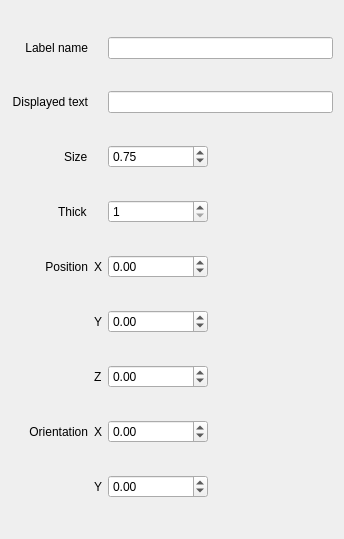
Qt form HCI/ui/LabelObject.ui (limvi-licef/VirtualLabelsAR) before a commit.
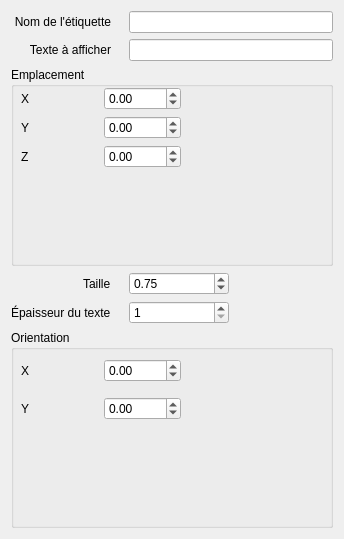
The same form after that commit.

Commit message: GUI: now in french; new welcome screen with 2 buttons for quick access to the functionalities; design is now white; label interface is reorganized; internally, the MainApplication is now based on a QStackedLayout; the video player commands have been changed WARNING: python files are not automamitally generated from ui files. So if you change the ui files, you have to generate the python files manually. In PyCharm, you can find a tutorial here to do it from the IDE: https://www.youtube.com/watch?v=8jI_B0Dnu4E

Patch:
```diff
--- a/HCI/ui/LabelObject.ui
+++ b/HCI/ui/LabelObject.ui
@@ -20,102 +20,131 @@
    <string>Form</string>
   </property>
   <layout class="QGridLayout" name="gridLayout">
-   <item row="5" column="0" alignment="Qt::AlignRight">
-    <widget class="QLabel" name="label_10">
-     <property name="text">
-      <string>Thick</string>
-     </property>
-    </widget>
-   </item>
    <item row="0" column="3">
     <widget class="QLineEdit" name="textLabelName"/>
    </item>
-   <item row="9" column="3">
-    <widget class="QDoubleSpinBox" name="zposInput">
-     <property name="maximumSize">
-      <size>
-       <width>100</width>
-       <height>16777215</height>
-      </size>
-     </property>
-     <property name="minimum">
-      <double>-99.000000000000000</double>
-     </property>
-     <property name="singleStep">
-      <double>0.010000000000000</double>
-     </property>
-    </widget>
-   </item>
-   <item row="6" column="2">
-    <widget class="QLabel" name="label_3">
+   <item row="3" column="0">
+    <widget class="QLabel" name="TextFarLabel">
      <property name="text">
-      <string>X</string>
-     </property>
-    </widget>
-   </item>
-   <item row="11" column="2">
-    <widget class="QLabel" name="label_7">
-     <property name="text">
-      <string>Y</string>
-     </property>
-    </widget>
-   </item>
-   <item row="10" column="0" alignment="Qt::AlignRight">
-    <widget class="QLabel" name="label_2">
-     <property name="text">
-      <string>Orientation</string>
+      <string>Texte à afficher</string>
      </property>
      <property name="alignment">
       <set>Qt::AlignRight|Qt::AlignTrailing|Qt::AlignVCenter</set>
      </property>
     </widget>
    </item>
-   <item row="11" column="3">
-    <widget class="QDoubleSpinBox" name="yorientInput">
-     <property name="maximumSize">
-      <size>
-       <width>100</width>
-       <height>16777215</height>
-      </size>
-     </property>
-     <property name="minimum">
-      <double>-180.000000000000000</double>
-     </property>
-     <property name="maximum">
-      <double>180.000000000000000</double>
-     </property>
-     <property name="singleStep">
-      <double>5.000000000000000</double>
-     </property>
-     <property name="value">
-      <double>0.000000000000000</double>
-     </property>
-    </widget>
+   <item row="3" column="3">
+    <widget class="QLineEdit" name="textDisplayed"/>
    </item>
-   <item row="6" column="3">
-    <widget class="QDoubleSpinBox" name="xposInput">
-     <property name="maximumSize">
-      <size>
-       <width>100</width>
-       <height>16777215</height>
-      </size>
-     </property>
-     <property name="minimum">
-      <double>-99.000000000000000</double>
-     </property>
-     <property name="singleStep">
-      <double>0.010000000000000</double>
-     </property>
-    </widget>
-   </item>
-   <item row="4" column="0" alignment="Qt::AlignRight">
+   <item row="5" column="0" alignment="Qt::AlignRight">
     <widget class="QLabel" name="label_9">
      <property name="text">
-      <string>Size</string>
+      <string>Taille</string>
      </property>
     </widget>
    </item>
-   <item row="5" column="3">
+   <item row="4" column="0" colspan="4">
+    <widget class="QGroupBox" name="groupBox">
+     <property name="minimumSize">
+      <size>
+       <width>0</width>
+       <height>80</height>
+      </size>
+     </property>
+     <property name="title">
+      <string>Emplacement</string>
+     </property>
+     <widget class="QWidget" name="gridLayoutWidget">
+      <property name="geometry">
+       <rect>
+        <x>10</x>
+        <y>20</y>
+        <width>160</width>
+        <height>83</height>
+       </rect>
+      </property>
+      <layout class="QGridLayout" name="gridLayout_2">
+       <item row="1" column="0">
+        <widget class="QLabel" name="label_4">
+         <property name="text">
+          <string>Y</string>
+         </property>
+        </widget>
+       </item>
+       <item row="0" column="0">
+        <widget class="QLabel" name="label_3">
+         <property name="text">
+          <string>X</string>
+         </property>
+        </widget>
+       </item>
+       <item row="0" column="1">
+        <widget class="QDoubleSpinBox" name="xposInput">
+         <property name="maximumSize">
+          <size>
+           <width>100</width>
+           <height>16777215</height>
+          </size>
+         </property>
+         <property name="minimum">
+          <double>-99.000000000000000</double>
+         </property>
+         <property name="singleStep">
+          <double>0.010000000000000</double>
+         </property>
+        </widget>
+       </item>
+       <item row="1" column="1">
+        <widget class="QDoubleSpinBox" name="yposInput">
+         <property name="maximumSize">
+          <size>
+           <width>100</width>
+           <height>16777215</height>
+          </size>
+         </property>
+         <property name="minimum">
+          <double>-99.000000000000000</double>
+         </property>
+         <property name="singleStep">
+          <double>0.010000000000000</double>
+         </property>
+        </widget>
+       </item>
+       <item row="2" column="1">
+        <widget class="QDoubleSpinBox" name="zposInput">
+         <property name="maximumSize">
+          <size>
+           <width>100</width>
+           <height>16777215</height>
+          </size>
+         </property>
+         <property name="minimum">
+          <double>-99.000000000000000</double>
+         </property>
+         <property name="singleStep">
+          <double>0.010000000000000</double>
+         </property>
+        </widget>
+       </item>
+       <item row="2" column="0">
+        <widget class="QLabel" name="label_5">
+         <property name="text">
+          <string>Z</string>
+         </property>
+        </widget>
+       </item>
+      </layout>
+     </widget>
+    </widget>
+   </item>
+   <item row="6" column="0" alignment="Qt::AlignRight">
+    <widget class="QLabel" name="label_10">
+     <property name="text">
+      <string>Épaisseur du texte</string>
+     </property>
+    </widget>
+   </item>
+   <item row="6" column="3">
     <widget class="QSpinBox" name="thickInput">
      <property name="maximumSize">
       <size>
@@ -131,33 +160,84 @@
      </property>
     </widget>
    </item>
-   <item row="6" column="0">
-    <widget class="QLabel" name="label">
-     <property name="text">
-      <string>Position</string>
+   <item row="9" column="0" colspan="4">
+    <widget class="QGroupBox" name="groupBox_2">
+     <property name="title">
+      <string>Orientation</string>
      </property>
-     <property name="alignment">
-      <set>Qt::AlignRight|Qt::AlignTrailing|Qt::AlignVCenter</set>
-     </property>
+     <widget class="QWidget" name="gridLayoutWidget_2">
+      <property name="geometry">
+       <rect>
+        <x>10</x>
+        <y>20</y>
+        <width>160</width>
+        <height>80</height>
+       </rect>
+      </property>
+      <layout class="QGridLayout" name="gridLayout_3">
+       <item row="0" column="0">
+        <widget class="QLabel" name="label_6">
+         <property name="text">
+          <string>X</string>
+         </property>
+        </widget>
+       </item>
+       <item row="0" column="1">
+        <widget class="QDoubleSpinBox" name="xorientInput">
+         <property name="maximumSize">
+          <size>
+           <width>100</width>
+           <height>16777215</height>
+          </size>
+         </property>
+         <property name="minimum">
+          <double>-180.000000000000000</double>
+         </property>
+         <property name="maximum">
+          <double>180.000000000000000</double>
+         </property>
+         <property name="singleStep">
+          <double>5.000000000000000</double>
+         </property>
+         <property name="value">
+          <double>0.000000000000000</double>
+         </property>
+        </widget>
+       </item>
+       <item row="1" column="0">
+        <widget class="QLabel" name="label_7">
+         <property name="text">
+          <string>Y</string>
+         </property>
+        </widget>
+       </item>
+       <item row="1" column="1">
+        <widget class="QDoubleSpinBox" name="yorientInput">
+         <property name="maximumSize">
+          <size>
+           <width>100</width>
+           <height>16777215</height>
+          </size>
+         </property>
+         <property name="minimum">
+          <double>-180.000000000000000</double>
+         </property>
+         <property name="maximum">
+          <double>180.000000000000000</double>
+         </property>
+         <property name="singleStep">
+          <double>5.000000000000000</double>
+         </property>
+         <property name="value">
+          <double>0.000000000000000</double>
+         </property>
+        </widget>
+       </item>
+      </layout>
+     </widget>
     </widget>
    </item>
-   <item row="7" column="3">
-    <widget class="QDoubleSpinBox" name="yposInput">
-     <property name="maximumSize">
-      <size>
-       <width>100</width>
-       <height>16777215</height>
-      </size>
-     </property>
-     <property name="minimum">
-      <double>-99.000000000000000</double>
-     </property>
-     <property name="singleStep">
-      <double>0.010000000000000</double>
-     </property>
-    </widget>
-   </item>
-   <item row="4" column="3">
+   <item row="5" column="3">
     <widget class="QDoubleSpinBox" name="sizeInput">
      <property name="enabled">
       <bool>true</bool>
@@ -188,66 +268,10 @@
      </property>
     </widget>
    </item>
-   <item row="9" column="2">
-    <widget class="QLabel" name="label_5">
-     <property name="text">
-      <string>Z</string>
-     </property>
-    </widget>
-   </item>
    <item row="0" column="0">
     <widget class="QLabel" name="textCloseLabel">
      <property name="text">
-      <string>Label name</string>
-     </property>
-     <property name="alignment">
-      <set>Qt::AlignRight|Qt::AlignTrailing|Qt::AlignVCenter</set>
-     </property>
-    </widget>
-   </item>
-   <item row="7" column="2">
-    <widget class="QLabel" name="label_4">
-     <property name="text">
-      <string>Y</string>
-     </property>
-    </widget>
-   </item>
-   <item row="10" column="3">
-    <widget class="QDoubleSpinBox" name="xorientInput">
-     <property name="maximumSize">
-      <size>
-       <width>100</width>
-       <height>16777215</height>
-      </size>
-     </property>
-     <property name="minimum">
-      <double>-180.000000000000000</double>
-     </property>
-     <property name="maximum">
-      <double>180.000000000000000</double>
-     </property>
-     <property name="singleStep">
-      <double>5.000000000000000</double>
-     </property>
-     <property name="value">
-      <double>0.000000000000000</double>
-     </property>
-    </widget>
-   </item>
-   <item row="10" column="2">
-    <widget class="QLabel" name="label_6">
-     <property name="text">
-      <string>X</string>
-     </property>
-    </widget>
-   </item>
-   <item row="3" column="3">
-    <widget class="QLineEdit" name="textDisplayed"/>
-   </item>
-   <item row="3" column="0">
-    <widget class="QLabel" name="TextFarLabel">
-     <property name="text">
-      <string>Displayed text</string>
+      <string>Nom de l'étiquette</string>
      </property>
      <property name="alignment">
       <set>Qt::AlignRight|Qt::AlignTrailing|Qt::AlignVCenter</set>
```
The commit also changes 28 other files.
